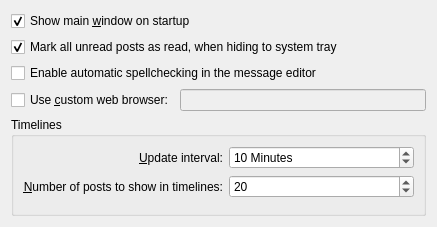
Before: the Qt Designer form choqok/config/behavior/behaviorconfig_general.ui in KDE/choqok, drawn with Qt 5.
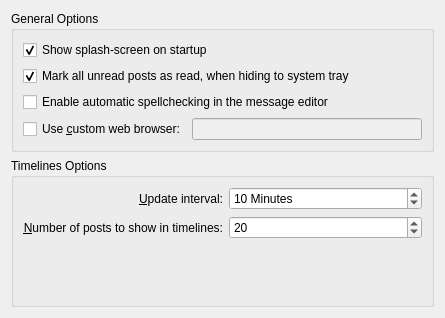
After: the same form once the commit is applied. Custom widgets are drawn as their Qt base class.

Commit message: Spash screen added to startup!

The edit to the form file:
```diff
--- a/choqok/config/behavior/behaviorconfig_general.ui
+++ b/choqok/config/behavior/behaviorconfig_general.ui
@@ -6,15 +6,21 @@
    <rect>
     <x>0</x>
     <y>0</y>
-    <width>437</width>
-    <height>227</height>
+    <width>445</width>
+    <height>318</height>
    </rect>
   </property>
   <layout class="QVBoxLayout" name="verticalLayout_4">
    <item>
-    <widget class="QCheckBox" name="kcfg_showMainWinOnStart">
+    <widget class="QGroupBox" name="groupBox_2">
+     <property name="title">
+      <string>General Options</string>
+     </property>
+     <layout class="QVBoxLayout" name="verticalLayout_5">
+      <item>
+       <widget class="QCheckBox" name="kcfg_showSplashScreen">
      <property name="text">
-      <string>Show main &amp;window on startup</string>
+         <string>Show splash-screen on startup</string>
      </property>
      <property name="checked">
       <bool>true</bool>
@@ -65,10 +71,13 @@
      </item>
     </layout>
    </item>
+     </layout>
+    </widget>
+   </item>
    <item>
     <widget class="QGroupBox" name="groupBox">
      <property name="title">
-      <string>Timelines</string>
+      <string>Timelines Options</string>
      </property>
      <layout class="QVBoxLayout" name="verticalLayout_3">
       <item>
```
Lines whose indentation alone changed are shown as unchanged. The commit also changes 7 other files.
